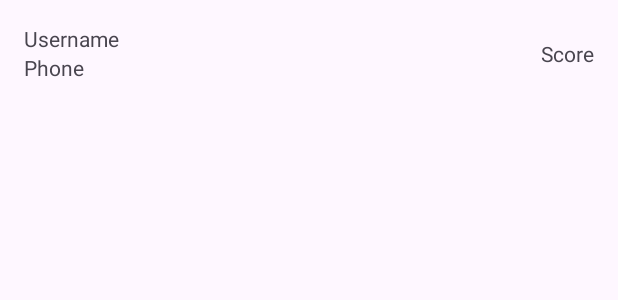
After one commit to ediber/brickbreaker, an Android app: the layout item_score.xml on its own in the app's theme, with its tools: preview values and no code run, on a phone screen of 412 x 824 dp. The commit adds this screen. Shown: the top 300 px of the screen. Run offline under Robolectric (Android 15) with nearby library versions, the phone set to English and light mode, and no system bars.

Commit message:
scores are partially showes

```diff
--- /dev/null
+++ b/app/src/main/res/layout/item_score.xml
@@ -0,0 +1,34 @@
+<?xml version="1.0" encoding="utf-8"?>
+<androidx.constraintlayout.widget.ConstraintLayout xmlns:android="http://schemas.android.com/apk/res/android"
+    xmlns:app="http://schemas.android.com/apk/res-auto"
+    android:layout_width="match_parent"
+    android:layout_height="wrap_content"
+    android:padding="16dp">
+
+    <TextView
+        android:id="@+id/usernameTextView"
+        android:layout_width="0dp"
+        android:layout_height="wrap_content"
+        android:text="Username"
+        app:layout_constraintStart_toStartOf="parent"
+        app:layout_constraintTop_toTopOf="parent" />
+
+    <TextView
+        android:id="@+id/phoneTextView"
+        android:layout_width="0dp"
+        android:layout_height="wrap_content"
+        android:text="Phone"
+        app:layout_constraintStart_toStartOf="parent"
+        app:layout_constraintTop_toBottomOf="@id/usernameTextView"
+        app:layout_constraintBottom_toBottomOf="parent" />
+
+    <TextView
+        android:id="@+id/scoreTextView"
+        android:layout_width="wrap_content"
+        android:layout_height="wrap_content"
+        android:text="Score"
+        app:layout_constraintEnd_toEndOf="parent"
+        app:layout_constraintTop_toTopOf="parent"
+        app:layout_constraintBottom_toBottomOf="parent" />
+
+</androidx.constraintlayout.widget.ConstraintLayout>
```
Also changed, not shown: app/src/main/java/com/example/brickbreaker04/ScoresAdapter.java (added, +76 -0 lines), app/src/main/java/com/example/brickbreaker04/activities/ViewScoresActivity.java (+55 -1 lines), app/src/main/res/layout/activity_view_scores.xml (+10 -0 lines).
